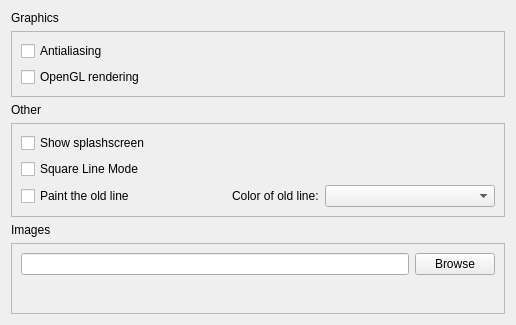
First picture: the form in qrgui/dialogs/preferencesPages/miscellaniousPage.ui, repository qreal/qreal, before the edit.
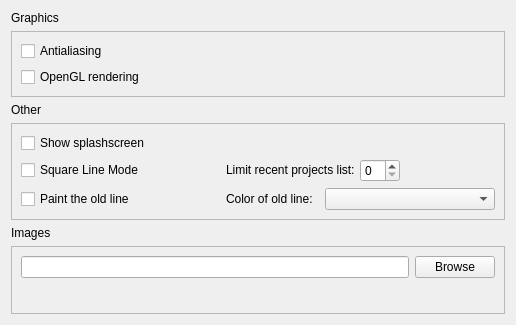
Second picture: the form after the edit.

Commit message: Controller of the length of the list of recent projects added to preferences

Diff of the .ui file:
```diff
--- a/qrgui/dialogs/preferencesPages/miscellaniousPage.ui
+++ b/qrgui/dialogs/preferencesPages/miscellaniousPage.ui
@@ -66,24 +66,7 @@
       <enum>QFrame::Raised</enum>
      </property>
      <layout class="QGridLayout" name="gridLayout_2" rowstretch="0,0,0,0,0,0">
-      <item row="1" column="0">
-       <widget class="QCheckBox" name="squareLineModeCheckBox">
-        <property name="enabled">
-         <bool>true</bool>
-        </property>
-        <property name="text">
-         <string>Square Line Mode</string>
-        </property>
-       </widget>
-      </item>
-      <item row="0" column="0">
-       <widget class="QCheckBox" name="splashScreenCheckBox">
-        <property name="text">
-         <string>Show splashscreen</string>
-        </property>
-       </widget>
-      </item>
-      <item row="3" column="0">
+      <item row="4" column="0">
        <widget class="QCheckBox" name="paintOldLineCheckBox">
         <property name="enabled">
          <bool>true</bool>
@@ -93,7 +76,24 @@
         </property>
        </widget>
       </item>
-      <item row="3" column="3">
+      <item row="2" column="0">
+       <widget class="QCheckBox" name="squareLineModeCheckBox">
+        <property name="enabled">
+         <bool>true</bool>
+        </property>
+        <property name="text">
+         <string>Square Line Mode</string>
+        </property>
+       </widget>
+      </item>
+      <item row="4" column="2">
+       <widget class="QLabel" name="label_8">
+        <property name="text">
+         <string>Color of old line:</string>
+        </property>
+       </widget>
+      </item>
+      <item row="4" column="4">
        <widget class="QComboBox" name="colorComboBox">
         <property name="minimumSize">
          <size>
@@ -106,14 +106,7 @@
         </property>
        </widget>
       </item>
-      <item row="3" column="2">
-       <widget class="QLabel" name="label_8">
-        <property name="text">
-         <string>Color of old line:</string>
-        </property>
-       </widget>
-      </item>
-      <item row="3" column="1">
+      <item row="4" column="1">
        <spacer name="horizontalSpacer">
         <property name="orientation">
          <enum>Qt::Horizontal</enum>
@@ -129,6 +122,71 @@
         </property>
        </spacer>
       </item>
+      <item row="1" column="0">
+       <widget class="QCheckBox" name="splashScreenCheckBox">
+        <property name="text">
+         <string>Show splashscreen</string>
+        </property>
+       </widget>
+      </item>
+      <item row="2" column="2" colspan="3">
+       <layout class="QHBoxLayout" name="horizontalLayout_4">
+        <property name="spacing">
+         <number>5</number>
+        </property>
+        <property name="sizeConstraint">
+         <enum>QLayout::SetDefaultConstraint</enum>
+        </property>
+        <property name="topMargin">
+         <number>0</number>
+        </property>
+        <property name="rightMargin">
+         <number>0</number>
+        </property>
+        <item>
+         <widget class="QLabel" name="label_9">
+          <property name="sizePolicy">
+           <sizepolicy hsizetype="Minimum" vsizetype="Preferred">
+            <horstretch>0</horstretch>
+            <verstretch>0</verstretch>
+           </sizepolicy>
+          </property>
+          <property name="text">
+           <string>&lt;html&gt;&lt;head/&gt;&lt;body&gt;&lt;p&gt;Limit recent projects list:&lt;/p&gt;&lt;/body&gt;&lt;/html&gt;</string>
+          </property>
+         </widget>
+        </item>
+        <item>
+         <widget class="QSpinBox" name="recentProjectsLimitSpinBox">
+          <property name="sizePolicy">
+           <sizepolicy hsizetype="Fixed" vsizetype="Fixed">
+            <horstretch>0</horstretch>
+            <verstretch>0</verstretch>
+           </sizepolicy>
+          </property>
+          <property name="maximumSize">
+           <size>
+            <width>40</width>
+            <height>16777215</height>
+           </size>
+          </property>
+         </widget>
+        </item>
+        <item>
+         <spacer name="horizontalSpacer_2">
+          <property name="orientation">
+           <enum>Qt::Horizontal</enum>
+          </property>
+          <property name="sizeHint" stdset="0">
+           <size>
+            <width>40</width>
+            <height>20</height>
+           </size>
+          </property>
+         </spacer>
+        </item>
+       </layout>
+      </item>
      </layout>
     </widget>
    </item>
```
Left out of the diff: 6 changed lines with no effect on the pictures. The commit also changes 1 other file.
